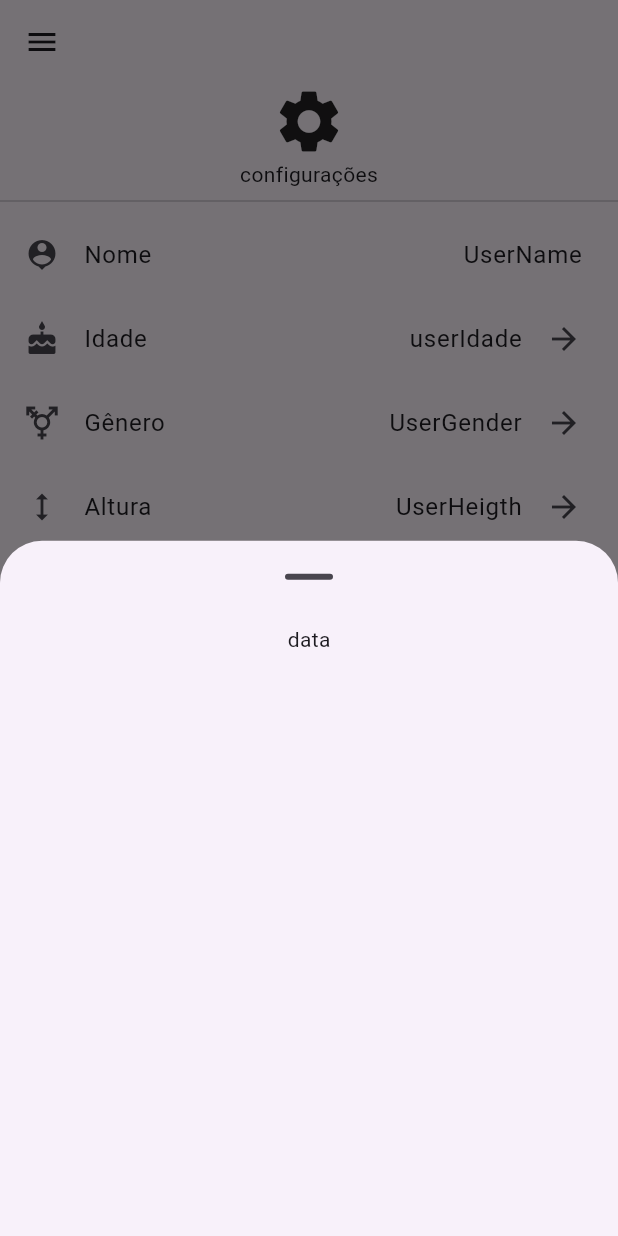
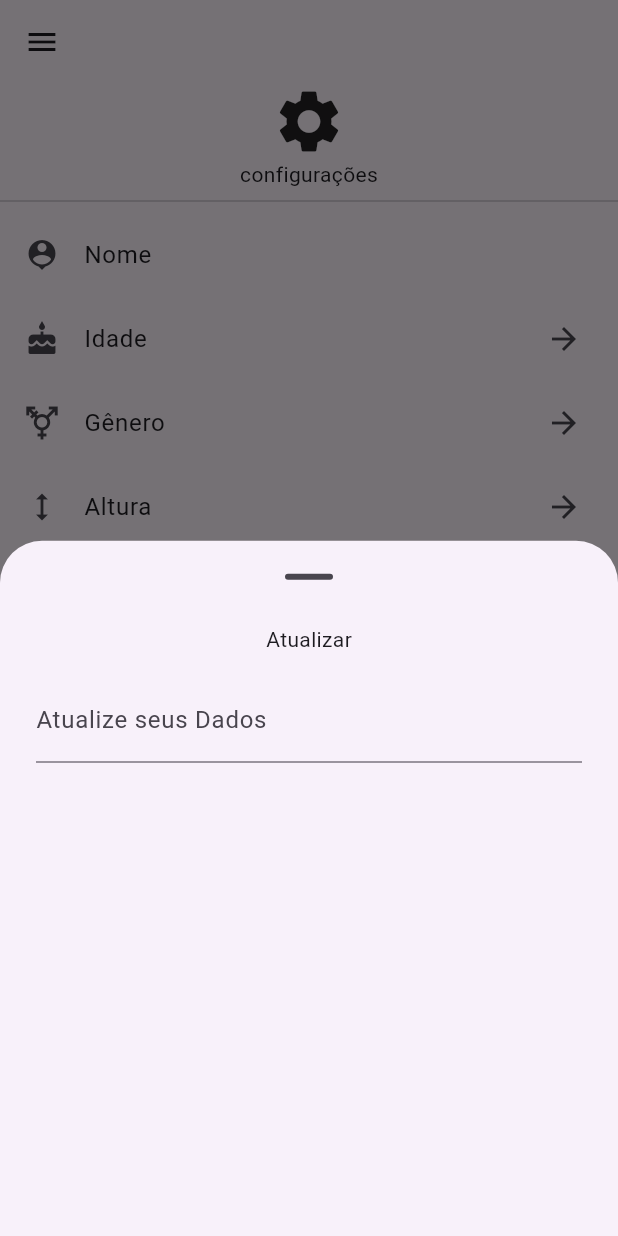
Before and after one commit to iagocarvalho07/activitelifeF, a Flutter app: the SettingsScreen screen opened by its route, after a tap on "Idade", on a phone screen of 412 x 824 dp. Run offline on Flutter 3.47's test engine with Material 2 defaults, Android fonts, the phone set to English and light mode, and no system bars; our stand-ins replace cloud_firestore, firebase_auth, firebase_core, flutter_svg, google_nav_bar; accounts and stored records are empty.

Commit message:
finish update

```diff
--- a/lib/data/models/user_model_entity.dart
+++ b/lib/data/models/user_model_entity.dart
@@ -32,7 +32,7 @@ class UserModelEntity {
       peso: json["peso"],
       idioma: json["idioma"],
       tempoTreino: json["tempoTreino"],
-      experiencia: json["peso"],
+      experiencia: json["experiencia"],
       frequencia: json["frequencia"],
       objetivo: json["objetivo"],
     );
--- a/lib/data/repositorys/database_repository_abstract.dart
+++ b/lib/data/repositorys/database_repository_abstract.dart
@@ -4,6 +4,8 @@ import 'package:activitelifef/domain/repositorys/database_repository_implementat
 abstract class DataBaseRepositoryAbstract {
   Future getUserEntityFromFireBase() async {}
 
+  Future UpdateDataUser(String campo, String update) async {}
+
   factory DataBaseRepositoryAbstract() {
     return DataBaseRespositoryImplementation();
   }
--- a/lib/main.dart
+++ b/lib/main.dart
@@ -7,7 +7,7 @@ import 'package:activitelifef/ui/screens/bottomBarScreens/scaffold_screen.dart';
 import 'package:activitelifef/ui/screens/drawer_menu_screens/buy_my_coffee.dart';
 import 'package:activitelifef/ui/screens/drawer_menu_screens/my_workout_screen.dart';
 import 'package:activitelifef/ui/screens/drawer_menu_screens/notification_screen.dart';
-import 'package:activitelifef/ui/screens/drawer_menu_screens/settings_screeen.dart';
+import 'package:activitelifef/ui/screens/drawer_menu_screens/settings_screen/settings_screeen.dart';
 import 'package:activitelifef/utilits/navigation_constants.dart';
 import 'package:firebase_core/firebase_core.dart';
 import 'package:flutter/material.dart';
--- a/lib/ui/screens/bottomBarScreens/profileScreen/profile_screen.dart
+++ b/lib/ui/screens/bottomBarScreens/profileScreen/profile_screen.dart
@@ -13,6 +13,7 @@ class ProfileScreen extends StatefulWidget {
 }
 
 class _ProfileScreenState extends State<ProfileScreen> {
+
   @override
   Widget build(BuildContext context) {
     return SizedBox(
--- /dev/null
+++ b/lib/ui/screens/drawer_menu_screens/settings_screen/bottom_sheet_updat.dart
@@ -0,0 +1,36 @@
+import 'package:activitelifef/data/repositorys/database_repository_abstract.dart';
+import 'package:flutter/cupertino.dart';
+import 'package:flutter/material.dart';
+
+Future buildShowModalPerfilBottom(BuildContext context, String user,
+    String campo) =>
+    showModalBottomSheet(
+        showDragHandle: true,
+        context: context,
+        builder: (BuildContext context) =>
+            Padding(
+              padding: const EdgeInsets.all(8.0),
+              child: SizedBox(
+                child: Center(
+                  child: Column(
+                    children: [
+                      const Text("Atualizar"),
+                      Padding(
+                        padding: const EdgeInsets.all(16.0),
+                        child: TextField(
+                            decoration: const InputDecoration(
+                              label: Text("Atualize seus Dados"),
+                            ),
+                            controller: TextEditingController(),
+                            onSubmitted: (String value) {
+                              DataBaseRepositoryAbstract()
+                                  .UpdateDataUser(campo,value);
+                              Navigator.pop(context);
+                            }
+                        ),
+                      )
+                    ],
+                  ),
+                ),
+              ),
+            ));
--- a/lib/ui/screens/drawer_menu_screens/settings_screeen.dart
+++ b/lib/ui/screens/drawer_menu_screens/settings_screen/settings_screeen.dart
@@ -1,6 +1,9 @@
+import 'package:activitelifef/data/models/user_model_entity.dart';
 import 'package:flutter/cupertino.dart';
 import 'package:flutter/material.dart';
-import '../../widgets/drawer_menu.dart';
+import '../../../../data/repositorys/database_repository_abstract.dart';
+import '../../../widgets/drawer_menu.dart';
+import 'bottom_sheet_updat.dart';
 
 class SettingsScreen extends StatefulWidget {
   const SettingsScreen({super.key});
@@ -10,6 +13,24 @@ class SettingsScreen extends StatefulWidget {
 }
 
 class _SettingsScreenState extends State<SettingsScreen> {
+  UserModelEntity? userModelEntity;
+
+  Future _getUser() async {
+    userModelEntity =
+        await DataBaseRepositoryAbstract().getUserEntityFromFireBase();
+  }
+
+  void _updateUser() async {
+    await _getUser();
+    setState(() {});
+  }
+
+  @override
+  void initState() {
+    super.initState();
+    _updateUser();
+  }
+
   @override
   Widget build(BuildContext context) {
     return Scaffold(
@@ -28,7 +49,9 @@ class _SettingsScreenState extends State<SettingsScreen> {
               ),
               const Text("configurações"),
               const Divider(thickness: 1.0),
-              SettingsChanges(context)
+              if (userModelEntity != null)
+                SettingsChanges(context, userModelEntity!),
+              if (userModelEntity == null) const CircularProgressIndicator(),
             ],
           ),
         ),
@@ -37,48 +60,48 @@ class _SettingsScreenState extends State<SettingsScreen> {
   }
 }
 
-Widget SettingsChanges(BuildContext context) => Column(
+Widget SettingsChanges(BuildContext context, UserModelEntity user) => Column(
       children: [
         ListTile(
           leading: const Icon(Icons.person_pin),
           title: Row(
             mainAxisAlignment: MainAxisAlignment.spaceBetween,
-            children: [Text("Nome"), Text("UserName")],
+            children: [const Text("Nome"), Text(user.Username)],
           ),
         ),
         ListTile(
-          onTap: () => buildShowModalPerfilBottom(context),
+          onTap: () => buildShowModalPerfilBottom(context, user.idade, 'idade'),
           leading: const Icon(Icons.cake),
           title: Row(
             mainAxisAlignment: MainAxisAlignment.spaceBetween,
-            children: [Text("Idade"), Text("userIdade")],
+            children: [Text("Idade"), Text(user.idade)],
           ),
           trailing: const Icon(Icons.arrow_forward_outlined),
         ),
         ListTile(
-          onTap: () {},
+          onTap: () => buildShowModalPerfilBottom(context, user.genero, 'genero'),
           leading: const Icon(Icons.transgender),
           title: Row(
             mainAxisAlignment: MainAxisAlignment.spaceBetween,
-            children: [Text("Gênero"), Text("UserGender")],
+            children: [Text("Gênero"), Text(user.genero)],
           ),
           trailing: const Icon(Icons.arrow_forward_outlined),
         ),
         ListTile(
-          onTap: () {},
+          onTap: () => buildShowModalPerfilBottom(context, user.altura, 'altura'),
           leading: const Icon(Icons.height),
           title: Row(
             mainAxisAlignment: MainAxisAlignment.spaceBetween,
-            children: [Text("Altura"), Text("UserHeigth")],
+            children: [Text("Altura"), Text(user.altura)],
           ),
           trailing: const Icon(Icons.arrow_forward_outlined),
         ),
         ListTile(
-          onTap: () {},
+          onTap: () => buildShowModalPerfilBottom(context, user.peso, 'peso'),
           leading: const Icon(Icons.line_weight),
           title: Row(
             mainAxisAlignment: MainAxisAlignment.spaceBetween,
-            children: [Text("Peso"), Text("UserPESO")],
+            children: [Text("Peso"), Text(user.peso)],
           ),
           trailing: const Icon(Icons.arrow_forward_outlined),
         ),
@@ -87,7 +110,7 @@ Widget SettingsChanges(BuildContext context) => Column(
           leading: const Icon(Icons.translate),
           title: Row(
             mainAxisAlignment: MainAxisAlignment.spaceBetween,
-            children: [Text("Idioma"), Text("SelectIdioma")],
+            children: [const Text("Idioma"), Text(user.idioma)],
           ),
           trailing: const Icon(Icons.arrow_forward_outlined),
         ),
@@ -96,38 +119,41 @@ Widget SettingsChanges(BuildContext context) => Column(
         ),
         const Text("Configurações de treino"),
         ListTile(
-          onTap: () {},
+          onTap: () => buildShowModalPerfilBottom(context, user.tempoTreino, 'tempoTreino'),
           leading: const Icon(Icons.timer),
           title: Row(
             mainAxisAlignment: MainAxisAlignment.spaceBetween,
-            children: [Text("Tempo de Treino"), Text("45 minutos")],
+            children: [const Text("Tempo de Treino"), Text(user.tempoTreino)],
           ),
           trailing: const Icon(Icons.arrow_forward_outlined),
         ),
         ListTile(
-          onTap: () {},
+          onTap: () => buildShowModalPerfilBottom(context, user.experiencia, 'experiencia'),
           leading: const Icon(Icons.insights),
           title: Row(
             mainAxisAlignment: MainAxisAlignment.spaceBetween,
-            children: [Text("Experiencia"), Text("Avançado")],
+            children: [const Text("Experiencia"), Text(user.experiencia)],
           ),
           trailing: const Icon(Icons.arrow_forward_outlined),
         ),
         ListTile(
-          onTap: () {},
+          onTap: () => buildShowModalPerfilBottom(context, user.frequencia, 'frequencia'),
           leading: const Icon(Icons.timelapse),
           title: Row(
             mainAxisAlignment: MainAxisAlignment.spaceBetween,
-            children: [Text("Frequencia de treinos"), Text("5x/sem")],
+            children: [
+              Text("Frequencia de treinos"),
+              Text("${user.frequencia}x/sem")
+            ],
           ),
           trailing: const Icon(Icons.arrow_forward_outlined),
         ),
         ListTile(
-          onTap: () {},
+          onTap: () => buildShowModalPerfilBottom(context, user.objetivo, 'objetivo'),
           leading: const Icon(Icons.check_circle),
           title: Row(
             mainAxisAlignment: MainAxisAlignment.spaceBetween,
-            children: [Text("Objetivo"), Text("Ganho de massa")],
+            children: [Text("Objetivo"), Text(user.objetivo)],
           ),
           trailing: const Icon(Icons.arrow_forward_outlined),
         ),
@@ -171,20 +197,3 @@ Widget SettingsChanges(BuildContext context) => Column(
         ),
       ],
     );
-
-Future buildShowModalPerfilBottom(BuildContext context,) => showModalBottomSheet(
-    showDragHandle: true,
-    context: context,
-    builder: (BuildContext context) => Padding(
-          padding: const EdgeInsets.all(8.0),
-          child: SizedBox(
-            child: Center(
-              child: Column(
-                children: [
-                  Text("data")
-
-                ],
-              ),
-            ),
-          ),
-        ));
```
Also changed, not shown: lib/domain/repositorys/database_repository_implementation.dart (+10 -1 lines), lib/ui/screens/drawer_menu_screens/settings_screen/lista_settings.dart (added, +39 -0 lines).
